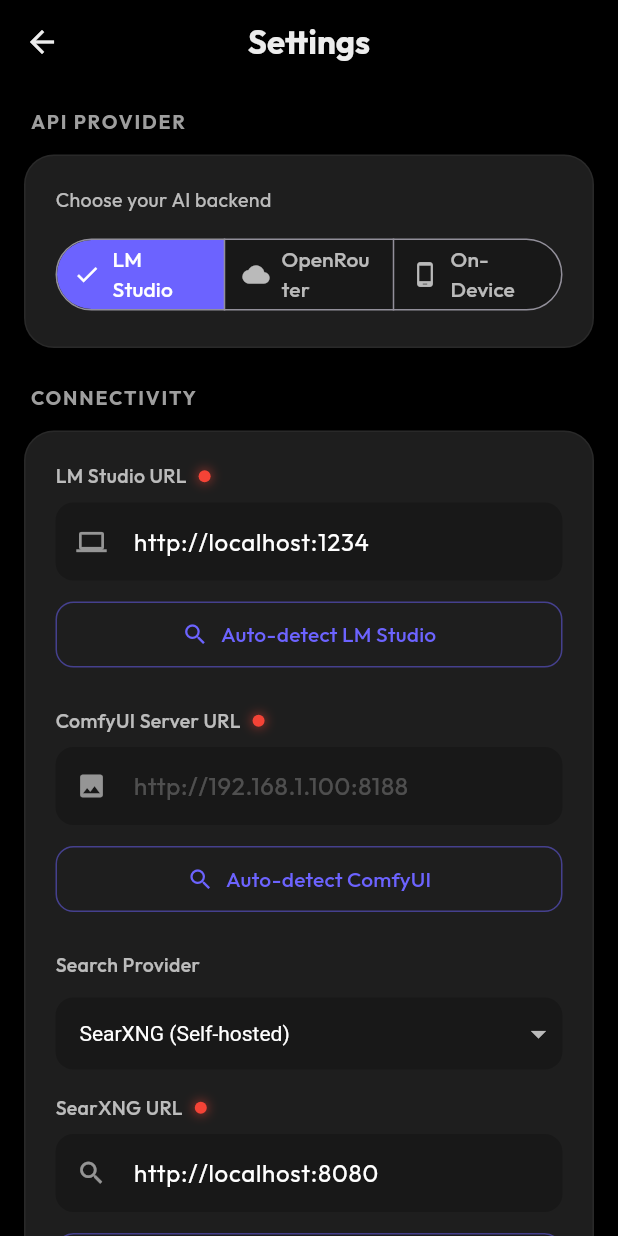
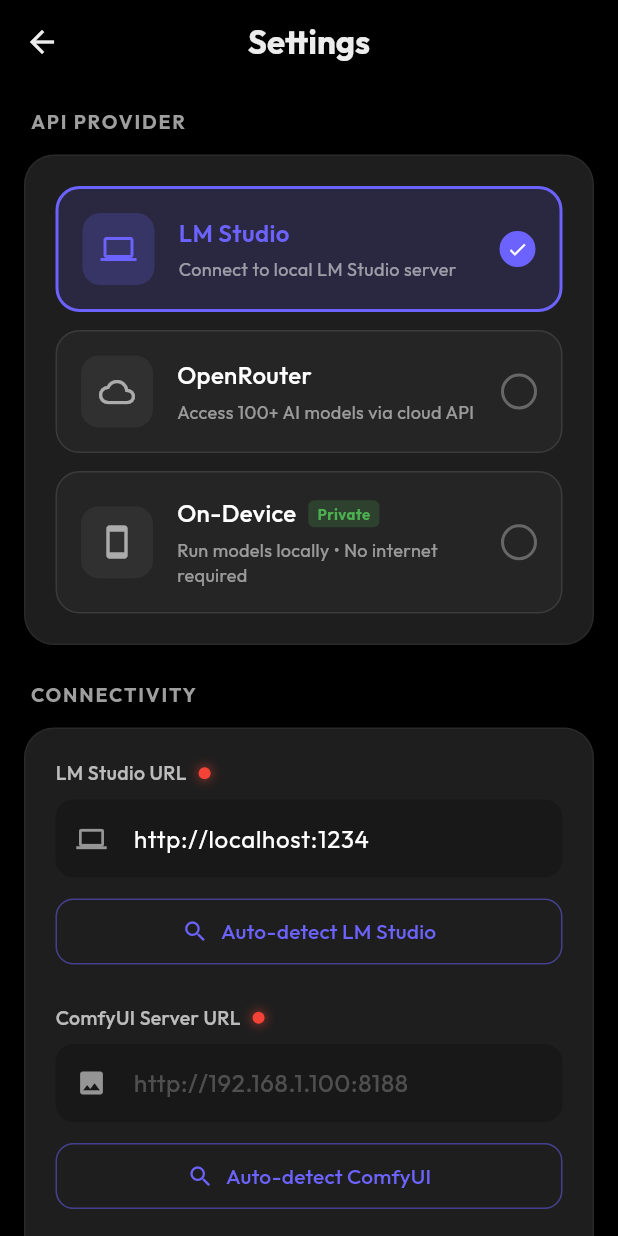
Before and after one commit to shreyashp77/ChadGPT, a Flutter app: the SettingsScreen screen opened by its route, on a phone screen of 412 x 824 dp. Run offline on Flutter 3.47's test engine with Material 3 defaults, Android fonts, the phone set to English and light mode, and no system bars; our stand-ins replace file_picker, flutter_animate, flutter_local_notifications, flutter_markdown, flutter_tts, font_awesome_flutter and 7 more; missing offline and left inert: flutter_foreground_task, flutter_highlighter, gal, llama_flutter_android, markdown, pasteboard; accounts and stored records are empty.

Commit message:
feat: Redesign API provider selection UI with custom card options and add local model unload on provider switch.

```diff
--- a/lib/screens/settings_screen.dart
+++ b/lib/screens/settings_screen.dart
@@ -5,6 +5,7 @@ import 'package:flutter_animate/flutter_animate.dart';
 import '../providers/settings_provider.dart';
 import '../models/app_settings.dart';
 import '../services/comfyui_service.dart';
+import '../services/local_model_service.dart';
 import '../utils/theme.dart';
 import 'package:http/http.dart' as http;
 
@@ -143,7 +144,7 @@ class _SettingsScreenState extends State<SettingsScreen> {
   Widget _buildProviderCard(BuildContext context, SettingsProvider settingsProvider) {
     final isDark = Theme.of(context).brightness == Brightness.dark;
     final settings = settingsProvider.settings;
-    final isLocalModel = settings.apiProvider == ApiProvider.localModel;
+    final colorScheme = Theme.of(context).colorScheme;
 
     return _buildCard(
       context: context,
@@ -152,105 +153,52 @@ class _SettingsScreenState extends State<SettingsScreen> {
         child: Column(
           crossAxisAlignment: CrossAxisAlignment.start,
           children: [
-            Text(
-              'Choose your AI backend',
-              style: TextStyle(
-                color: isDark ? Colors.white70 : Colors.black54,
-                fontSize: 13,
-              ),
+            // Provider options as selectable cards
+            _buildProviderOption(
+              context: context,
+              title: 'LM Studio',
+              subtitle: 'Connect to local LM Studio server',
+              icon: Icons.computer,
+              isSelected: settings.apiProvider == ApiProvider.lmStudio,
+              onTap: () => _selectProvider(settingsProvider, settings, ApiProvider.lmStudio),
             ),
             const SizedBox(height: 12),
-            SegmentedButton<ApiProvider>(
-              segments: const [
-                ButtonSegment<ApiProvider>(
-                  value: ApiProvider.lmStudio,
-                  label: Text('LM Studio'),
-                  icon: Icon(Icons.computer),
-                ),
-                ButtonSegment<ApiProvider>(
-                  value: ApiProvider.openRouter,
-                  label: Text('OpenRouter'),
-                  icon: Icon(Icons.cloud),
-                ),
-                ButtonSegment<ApiProvider>(
-                  value: ApiProvider.localModel,
-                  label: Text('On-Device'),
-                  icon: Icon(Icons.phone_android),
-                ),
-              ],
-              selected: {settings.apiProvider},
-              onSelectionChanged: (Set<ApiProvider> newSelection) {
-                settingsProvider.updateSettings(apiProvider: newSelection.first);
-              },
-              style: ButtonStyle(
-                backgroundColor: WidgetStateProperty.resolveWith<Color?>((states) {
-                  if (states.contains(WidgetState.selected)) {
-                    return Theme.of(context).colorScheme.primary;
-                  }
-                  return isDark ? Colors.black.withValues(alpha: 0.2) : Colors.grey.withValues(alpha: 0.1);
-                }),
-                foregroundColor: WidgetStateProperty.resolveWith<Color?>((states) {
-                  if (states.contains(WidgetState.selected)) {
-                    return Colors.white;
-                  }
-                  return isDark ? Colors.white70 : Colors.black54;
-                }),
-              ),
-            ),
-            // Show manage models button when On-Device is selected
-            if (isLocalModel) ...[
-              const SizedBox(height: 16),
-              Container(
-                padding: const EdgeInsets.all(12),
-                decoration: BoxDecoration(
-                  color: Theme.of(context).colorScheme.primary.withValues(alpha: 0.1),
-                  borderRadius: BorderRadius.circular(12),
-                  border: Border.all(
-                    color: Theme.of(context).colorScheme.primary.withValues(alpha: 0.3),
-                  ),
-                ),
-                child: Column(
-                  crossAxisAlignment: CrossAxisAlignment.start,
-                  children: [
-                    Row(
-                      children: [
-                        Icon(
-                          Icons.info_outline,
-                          size: 16,
-                          color: Theme.of(context).colorScheme.primary,
-                        ),
-                        const SizedBox(width: 8),
-                        Expanded(
-                          child: Text(
-                            'Models run entirely on your phone. No internet required!',
-                            style: TextStyle(
-                              fontSize: 12,
-                              color: isDark ? Colors.white70 : Colors.black54,
-                            ),
-                          ),
-                        ),
-                      ],
+            _buildProviderOption(
+              context: context,
+              title: 'OpenRouter',
+              subtitle: 'Access 100+ AI models via cloud API',
+              icon: Icons.cloud_outlined,
+              isSelected: settings.apiProvider == ApiProvider.openRouter,
+              onTap: () => _selectProvider(settingsProvider, settings, ApiProvider.openRouter),
             ),
             const SizedBox(height: 12),
+            _buildProviderOption(
+              context: context,
+              title: 'On-Device',
+              subtitle: 'Run models locally • No internet required',
+              icon: Icons.smartphone,
+              isSelected: settings.apiProvider == ApiProvider.localModel,
+              onTap: () => _selectProvider(settingsProvider, settings, ApiProvider.localModel),
+              badge: 'Private',
+            ),
+
+            // Show manage models button when On-Device is selected
+            if (settings.apiProvider == ApiProvider.localModel) ...[
+              const SizedBox(height: 16),
               SizedBox(
                 width: double.infinity,
                 child: ElevatedButton.icon(
-                        onPressed: () {
-                          Navigator.pushNamed(context, '/local-models');
-                        },
+                  onPressed: () => Navigator.pushNamed(context, '/local-models'),
                   icon: const Icon(Icons.download, size: 18),
                   label: const Text('Manage Local Models'),
                   style: ElevatedButton.styleFrom(
-                          backgroundColor: Theme.of(context).colorScheme.primary,
+                    backgroundColor: colorScheme.primary,
                     foregroundColor: Colors.white,
-                          padding: const EdgeInsets.symmetric(vertical: 12),
+                    padding: const EdgeInsets.symmetric(vertical: 14),
                     shape: RoundedRectangleBorder(
-                            borderRadius: BorderRadius.circular(10),
+                      borderRadius: BorderRadius.circular(12),
                     ),
                   ),
-                      ),
-                    ),
-                  ],
                 ),
               ),
             ],
@@ -259,6 +207,136 @@ class _SettingsScreenState extends State<SettingsScreen> {
       ),
     );
   }
+
+  void _selectProvider(SettingsProvider settingsProvider, AppSettings settings, ApiProvider newProvider) {
+    // Unload local model when switching away from On-Device provider
+    if (settings.apiProvider == ApiProvider.localModel && newProvider != ApiProvider.localModel) {
+      LocalModelService().unloadModel();
+    }
+    settingsProvider.updateSettings(apiProvider: newProvider);
+  }
+
+  Widget _buildProviderOption({
+    required BuildContext context,
+    required String title,
+    required String subtitle,
+    required IconData icon,
+    required bool isSelected,
+    required VoidCallback onTap,
+    String? badge,
+  }) {
+    final isDark = Theme.of(context).brightness == Brightness.dark;
+    final colorScheme = Theme.of(context).colorScheme;
+
+    return Material(
+      color: Colors.transparent,
+      child: InkWell(
+        onTap: onTap,
+        borderRadius: BorderRadius.circular(16),
+        child: AnimatedContainer(
+          duration: const Duration(milliseconds: 200),
+          padding: const EdgeInsets.all(16),
+          decoration: BoxDecoration(
+            color: isSelected
+                ? colorScheme.primary.withValues(alpha: 0.15)
+                : (isDark ? Colors.white.withValues(alpha: 0.03) : Colors.black.withValues(alpha: 0.02)),
+            borderRadius: BorderRadius.circular(16),
+            border: Border.all(
+              color: isSelected
+                  ? colorScheme.primary
+                  : (isDark ? Colors.white.withValues(alpha: 0.1) : Colors.black.withValues(alpha: 0.08)),
+              width: isSelected ? 2 : 1,
+            ),
+          ),
+          child: Row(
+            children: [
+              // Icon container
+              Container(
+                width: 48,
+                height: 48,
+                decoration: BoxDecoration(
+                  color: isSelected
+                      ? colorScheme.primary.withValues(alpha: 0.2)
+                      : (isDark ? Colors.white.withValues(alpha: 0.05) : Colors.black.withValues(alpha: 0.05)),
+                  borderRadius: BorderRadius.circular(12),
+                ),
+                child: Icon(
+                  icon,
+                  color: isSelected ? colorScheme.primary : (isDark ? Colors.white60 : Colors.black45),
+                  size: 24,
+                ),
+              ),
+              const SizedBox(width: 16),
+              // Text content
+              Expanded(
+                child: Column(
+                  crossAxisAlignment: CrossAxisAlignment.start,
+                  children: [
+                    Row(
+                      children: [
+                        Text(
+                          title,
+                          style: TextStyle(
+                            fontSize: 16,
+                            fontWeight: isSelected ? FontWeight.w600 : FontWeight.w500,
+                            color: isSelected ? colorScheme.primary : (isDark ? Colors.white : Colors.black87),
+                          ),
+                        ),
+                        if (badge != null) ...[
+                          const SizedBox(width: 8),
+                          Container(
+                            padding: const EdgeInsets.symmetric(horizontal: 6, vertical: 2),
+                            decoration: BoxDecoration(
+                              color: Colors.green.withValues(alpha: 0.2),
+                              borderRadius: BorderRadius.circular(4),
+                            ),
+                            child: Text(
+                              badge,
+                              style: const TextStyle(
+                                fontSize: 10,
+                                fontWeight: FontWeight.bold,
+                                color: Colors.green,
+                              ),
+                            ),
+                          ),
+                        ],
+                      ],
+                    ),
+                    const SizedBox(height: 4),
+                    Text(
+                      subtitle,
+                      style: TextStyle(
+                        fontSize: 12,
+                        color: isDark ? Colors.white54 : Colors.black45,
+                      ),
+                    ),
+                  ],
+                ),
+              ),
+              // Selection indicator
+              AnimatedContainer(
+                duration: const Duration(milliseconds: 200),
+                width: 24,
+                height: 24,
+                decoration: BoxDecoration(
+                  shape: BoxShape.circle,
+                  color: isSelected ? colorScheme.primary : Colors.transparent,
+                  border: Border.all(
+                    color: isSelected ? colorScheme.primary : (isDark ? Colors.white30 : Colors.black26),
+                    width: 2,
+                  ),
+                ),
+                child: isSelected
+                    ? const Icon(Icons.check, size: 14, color: Colors.white)
+                    : null,
+              ),
+            ],
+          ),
+        ),
+      ),
+    );
+  }
+
 
   Widget _buildConnectionCard(BuildContext context, SettingsProvider settingsProvider) {
     final settings = settingsProvider.settings;
@@ -289,6 +367,8 @@ class _SettingsScreenState extends State<SettingsScreen> {
         child: Column(
           crossAxisAlignment: CrossAxisAlignment.start,
           children: [
+            // Only show API provider-specific options when NOT using On-Device
+            if (!isLocalModel) ...[
               if (settings.apiProvider == ApiProvider.lmStudio) ...[
                 _buildInputField(
                     context,
@@ -371,6 +451,7 @@ class _SettingsScreenState extends State<SettingsScreen> {
               ],
 
               const SizedBox(height: 24),
+            ],
             _buildInputField(
               context,
               'ComfyUI Server URL',
```
Lines whose indentation alone changed are shown as unchanged.
